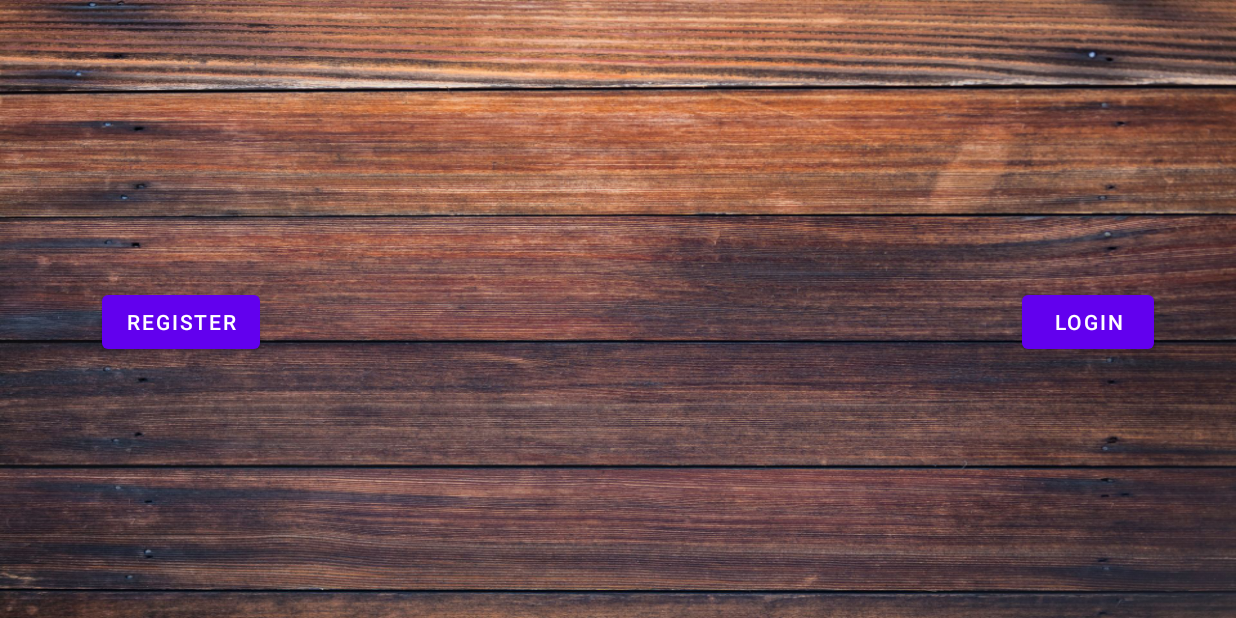
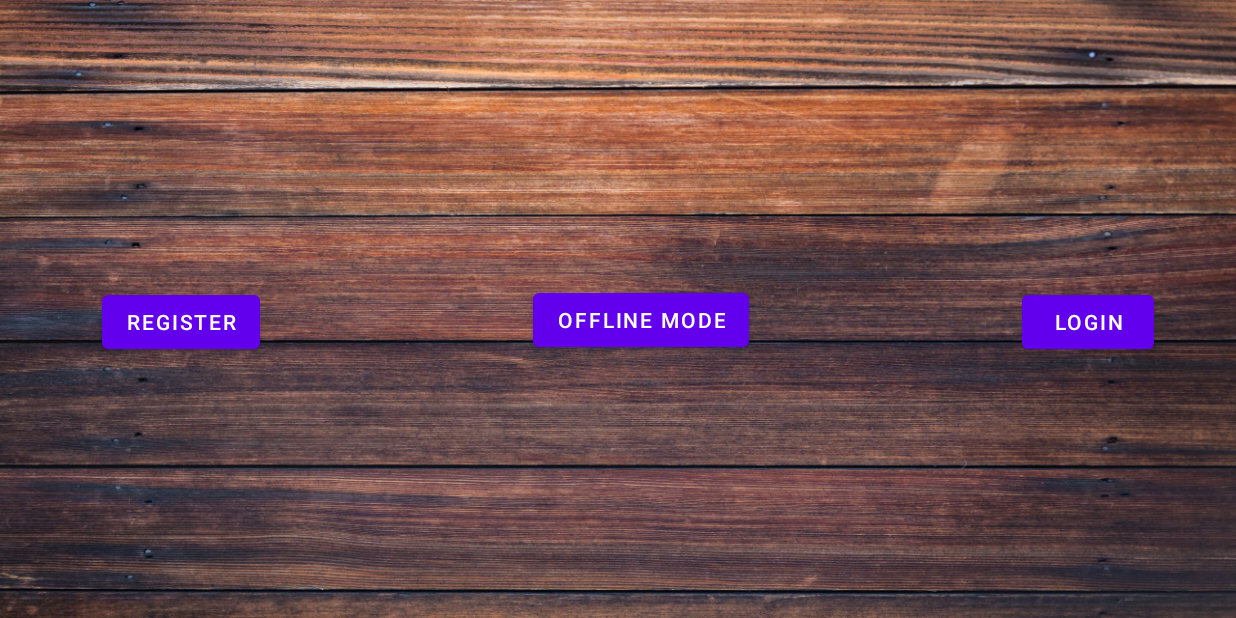
Before and after one commit to PawelTSW90/DiceGame, an Android app: the screen it shows after launch (StartActivity), on a phone screen of 824 x 412 dp (held sideways). Run offline under Robolectric (Android 15) with nearby library versions, the phone set to English and light mode, and no system bars; our stand-ins replace AdMob, Firebase (no records; nobody signed in at launch, a user with empty details on screens opened directly).

Commit message:
offline mode added

```diff
--- a/app/src/main/java/com/paweldyjak/dicegame/Activities/GameBoardActivity.java
+++ b/app/src/main/java/com/paweldyjak/dicegame/Activities/GameBoardActivity.java
@@ -94,4 +94,6 @@ public class GameBoardActivity extends AppCompatActivity {
     }
 
 
+
+
 }
--- a/app/src/main/java/com/paweldyjak/dicegame/Activities/LoginActivity.java
+++ b/app/src/main/java/com/paweldyjak/dicegame/Activities/LoginActivity.java
@@ -56,4 +56,9 @@ public class LoginActivity extends AppCompatActivity {
         return cm.getActiveNetworkInfo() != null && cm.getActiveNetworkInfo().isConnected();
     }
 
+    @Override
+    public void onBackPressed(){
+
+    }
+
 }
--- a/app/src/main/java/com/paweldyjak/dicegame/Activities/MainMenuSettingsActivity.java
+++ b/app/src/main/java/com/paweldyjak/dicegame/Activities/MainMenuSettingsActivity.java
@@ -20,4 +20,9 @@ public class MainMenuSettingsActivity extends AppCompatActivity {
         //hides title bar
         Objects.requireNonNull(getSupportActionBar()).hide();
     }
+
+    @Override
+    public void onBackPressed(){
+
+    }
 }
--- a/app/src/main/java/com/paweldyjak/dicegame/Activities/MultiplayerQueueActivity.java
+++ b/app/src/main/java/com/paweldyjak/dicegame/Activities/MultiplayerQueueActivity.java
@@ -89,4 +89,9 @@ public class MultiplayerQueueActivity extends AppCompatActivity {
 
     }
 
+    @Override
+    public void onBackPressed(){
+
+    }
+
 }
--- a/app/src/main/java/com/paweldyjak/dicegame/Activities/RegisterActivity.java
+++ b/app/src/main/java/com/paweldyjak/dicegame/Activities/RegisterActivity.java
@@ -100,4 +100,9 @@ public class RegisterActivity extends AppCompatActivity {
         return cm.getActiveNetworkInfo() != null && cm.getActiveNetworkInfo().isConnected();
     }
 
+    @Override
+    public void onBackPressed(){
+
+    }
+
 }
--- a/app/src/main/java/com/paweldyjak/dicegame/Activities/StartActivity.java
+++ b/app/src/main/java/com/paweldyjak/dicegame/Activities/StartActivity.java
@@ -11,8 +11,10 @@ import java.util.Objects;
 
 public class StartActivity extends AppCompatActivity {
     GameBoardActivity gameBoardActivity;
+    MainMenuActivity mainMenuActivity;
     Button loginButton;
     Button registerButton;
+    Button offlineModeButton;
     FirebaseAuth firebaseAuth;
 
     @Override
@@ -21,6 +23,7 @@ public class StartActivity extends AppCompatActivity {
         firebaseAuth = FirebaseAuth.getInstance();
         setContentView(R.layout.activity_start);
         gameBoardActivity = new GameBoardActivity();
+        mainMenuActivity = new MainMenuActivity();
         //hides status bar
         getWindow().setFlags(WindowManager.LayoutParams.FLAG_FULLSCREEN, WindowManager.LayoutParams.FLAG_FULLSCREEN);
         //hides title bar
@@ -28,7 +31,7 @@ public class StartActivity extends AppCompatActivity {
 
         //if user is logged in, display main menu
         if (firebaseAuth.getCurrentUser() != null) {
-            Intent intent = new Intent(this, MainMenuActivity.class);
+            Intent intent = new Intent(this, mainMenuActivity.getClass());
             startActivity(intent);
         }
         //if not display log in/register interface
@@ -36,12 +39,24 @@ public class StartActivity extends AppCompatActivity {
         registerButton = findViewById(R.id.register_button);
         registerButton.setOnClickListener(v -> {
             startActivity(new Intent(this, RegisterActivity.class));
-            gameBoardActivity.finish();
+            this.finish();
         });
         loginButton.setOnClickListener(v -> {
             startActivity(new Intent(this, LoginActivity.class));
-            gameBoardActivity.finish();
+            this.finish();
         });
+        //start game in offline mode
+        offlineModeButton = findViewById(R.id.offline_mode_button);
+        offlineModeButton.setOnClickListener(v->{
+            startActivity(new Intent(this,mainMenuActivity.getClass()));
+            this.finish();
+        });
+
+    }
+
+    @Override
+    public void onBackPressed(){
+
     }
 
 }
--- a/app/src/main/res/layout/activity_start.xml
+++ b/app/src/main/res/layout/activity_start.xml
@@ -7,6 +7,17 @@
     android:background="@drawable/background"
     tools:context=".Activities.StartActivity">
 
+
+    <Button
+        android:id="@+id/offline_mode_button"
+        android:layout_width="wrap_content"
+        android:layout_height="wrap_content"
+        android:text="@string/offline_mode"
+        app:layout_constraintBottom_toBottomOf="parent"
+        app:layout_constraintEnd_toStartOf="@+id/login_button"
+        app:layout_constraintStart_toEndOf="@+id/register_button"
+        app:layout_constraintTop_toTopOf="parent"
+        app:layout_constraintVertical_bias="0.52" />
 
     <Button
         android:id="@+id/register_button"
--- a/app/src/main/res/values/strings.xml
+++ b/app/src/main/res/values/strings.xml
@@ -60,6 +60,7 @@
     <string name="exit">EXIT</string>
     <string name="rematch">REMATCH</string>
     <string name="offline_mode">OFFLINE MODE</string>
-    <string name="opponent_search">Searching for opponent...</string>
+    <string name="go_online">START ONLINE MODE</string>
+    <string name="opponent_search">Searching for opponent…</string>
 
 </resources>
```
Also changed, not shown: app/src/main/java/com/paweldyjak/dicegame/Activities/MainMenuActivity.java (+37 -7 lines), 1 other file.
